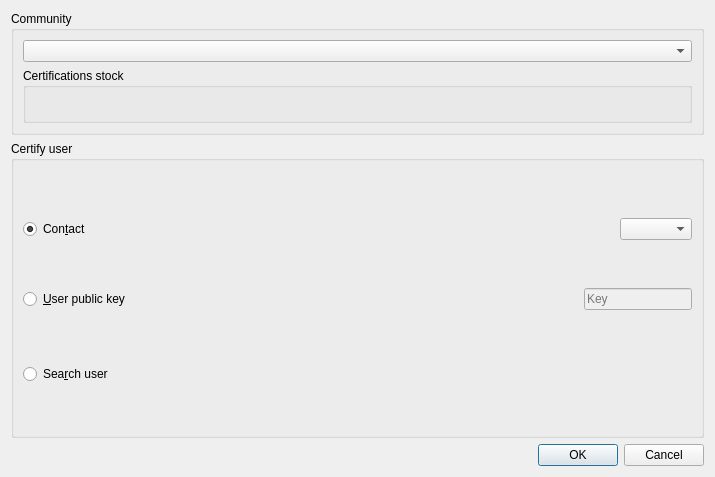
Above: src/sakia/gui/dialogs/certification/certification.ui from duniter/sakia before the change. Below: the same form after it.
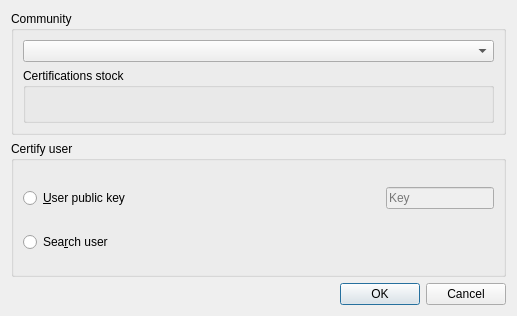
That is the form after the change.

Commit message: Working on certificaton dialog

```diff
--- a/src/sakia/gui/dialogs/certification/certification.ui
+++ b/src/sakia/gui/dialogs/certification/certification.ui
@@ -6,8 +6,8 @@
    <rect>
     <x>0</x>
     <y>0</y>
-    <width>715</width>
-    <height>477</height>
+    <width>517</width>
+    <height>316</height>
    </rect>
   </property>
   <property name="windowTitle">
@@ -59,55 +59,6 @@
         <property name="topMargin">
          <number>6</number>
         </property>
-        <item>
-         <layout class="QHBoxLayout" name="layout_mode_contact">
-          <item>
-           <widget class="QRadioButton" name="radio_contact">
-            <property name="sizePolicy">
-             <sizepolicy hsizetype="Minimum" vsizetype="Fixed">
-              <horstretch>0</horstretch>
-              <verstretch>0</verstretch>
-             </sizepolicy>
-            </property>
-            <property name="text">
-             <string>Con&amp;tact</string>
-            </property>
-            <property name="checked">
-             <bool>true</bool>
-            </property>
-           </widget>
-          </item>
-          <item>
-           <spacer name="horizontalSpacer">
-            <property name="orientation">
-             <enum>Qt::Horizontal</enum>
-            </property>
-            <property name="sizeType">
-             <enum>QSizePolicy::Maximum</enum>
-            </property>
-            <property name="sizeHint" stdset="0">
-             <size>
-              <width>20</width>
-              <height>20</height>
-             </size>
-            </property>
-           </spacer>
-          </item>
-          <item>
-           <widget class="QComboBox" name="combo_contact">
-            <property name="enabled">
-             <bool>true</bool>
-            </property>
-            <property name="sizePolicy">
-             <sizepolicy hsizetype="Maximum" vsizetype="Fixed">
-              <horstretch>0</horstretch>
-              <verstretch>0</verstretch>
-             </sizepolicy>
-            </property>
-           </widget>
-          </item>
-         </layout>
-        </item>
         <item>
          <layout class="QHBoxLayout" name="layout_mode_pubkey">
           <item>
```
The commit also changes 5 other files.
